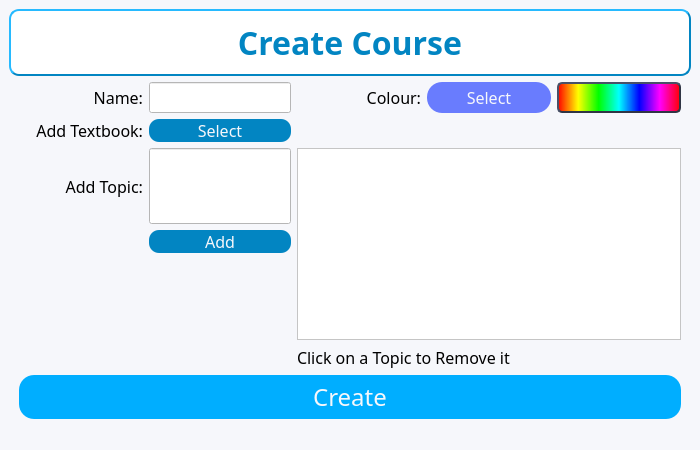
AlexShem247/note-and-flashcard-maker, file gui/createCourse.ui: the form before one commit.
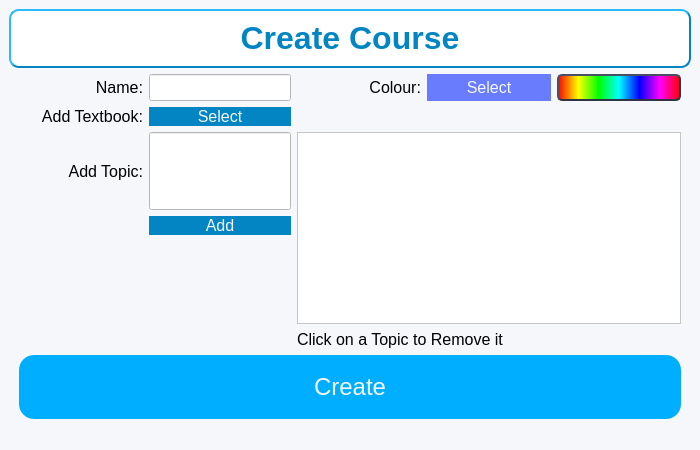
The form after the commit.

Commit message: Changed Font to MS Shell

Diff of the .ui file:
```diff
--- a/gui/createCourse.ui
+++ b/gui/createCourse.ui
@@ -27,7 +27,7 @@
        <widget class="QLabel" name="label">
         <property name="font">
          <font>
-          <family>Neue Haas Grotesk Text Pro</family>
+          <family>MS Shell Dlg 2</family>
           <pointsize>24</pointsize>
           <weight>75</weight>
           <bold>true</bold>
@@ -61,7 +61,7 @@
           </property>
           <property name="font">
            <font>
-            <family>Neue Haas Grotesk Text Pro</family>
+            <family>MS Shell Dlg 2</family>
             <pointsize>12</pointsize>
            </font>
           </property>
@@ -83,7 +83,7 @@
           </property>
           <property name="font">
            <font>
-            <family>Neue Haas Grotesk Text Pro</family>
+            <family>MS Shell Dlg 2</family>
             <pointsize>12</pointsize>
            </font>
           </property>
@@ -102,7 +102,7 @@
           </property>
           <property name="font">
            <font>
-            <family>Neue Haas Grotesk Text Pro</family>
+            <family>MS Shell Dlg 2</family>
             <pointsize>12</pointsize>
            </font>
           </property>
@@ -127,7 +127,7 @@
           </property>
           <property name="font">
            <font>
-            <family>Neue Haas Grotesk Text Pro</family>
+            <family>MS Shell Dlg 2</family>
             <pointsize>12</pointsize>
            </font>
           </property>
@@ -153,7 +153,7 @@
           </property>
           <property name="font">
            <font>
-            <family>Neue Haas Grotesk Text Pro</family>
+            <family>MS Shell Dlg 2</family>
             <pointsize>12</pointsize>
            </font>
           </property>
@@ -172,7 +172,7 @@
           </property>
           <property name="font">
            <font>
-            <family>Neue Haas Grotesk Text Pro</family>
+            <family>MS Shell Dlg 2</family>
             <pointsize>12</pointsize>
            </font>
           </property>
@@ -202,7 +202,7 @@
           </property>
           <property name="font">
            <font>
-            <family>Neue Haas Grotesk Text Pro</family>
+            <family>MS Shell Dlg 2</family>
             <pointsize>12</pointsize>
            </font>
           </property>
@@ -233,7 +233,7 @@
           </property>
           <property name="font">
            <font>
-            <family>Neue Haas Grotesk Text Pro</family>
+            <family>MS Shell Dlg 2</family>
             <pointsize>12</pointsize>
            </font>
           </property>
@@ -273,7 +273,7 @@
           </property>
           <property name="font">
            <font>
-            <family>Neue Haas Grotesk Text Pro</family>
+            <family>MS Shell Dlg 2</family>
             <pointsize>12</pointsize>
            </font>
           </property>
@@ -303,7 +303,7 @@
           </property>
           <property name="font">
            <font>
-            <family>Neue Haas Grotesk Text Pro</family>
+            <family>MS Shell Dlg 2</family>
             <pointsize>12</pointsize>
            </font>
           </property>
@@ -325,7 +325,7 @@
           </property>
           <property name="font">
            <font>
-            <family>Neue Haas Grotesk Text Pro</family>
+            <family>MS Shell Dlg 2</family>
             <pointsize>12</pointsize>
            </font>
           </property>
@@ -344,7 +344,7 @@
           </property>
           <property name="font">
            <font>
-            <family>Neue Haas Grotesk Text Pro</family>
+            <family>MS Shell Dlg 2</family>
             <pointsize>12</pointsize>
            </font>
           </property>
@@ -363,7 +363,7 @@
           </property>
           <property name="font">
            <font>
-            <family>Neue Haas Grotesk Text Pro</family>
+            <family>MS Shell Dlg 2</family>
             <pointsize>12</pointsize>
            </font>
           </property>
@@ -469,7 +469,7 @@
         </property>
         <property name="font">
          <font>
-          <family>Neue Haas Grotesk Text Pro</family>
+          <family>MS Shell Dlg 2</family>
           <pointsize>18</pointsize>
          </font>
         </property>
```
The commit also changes 27 other files.
